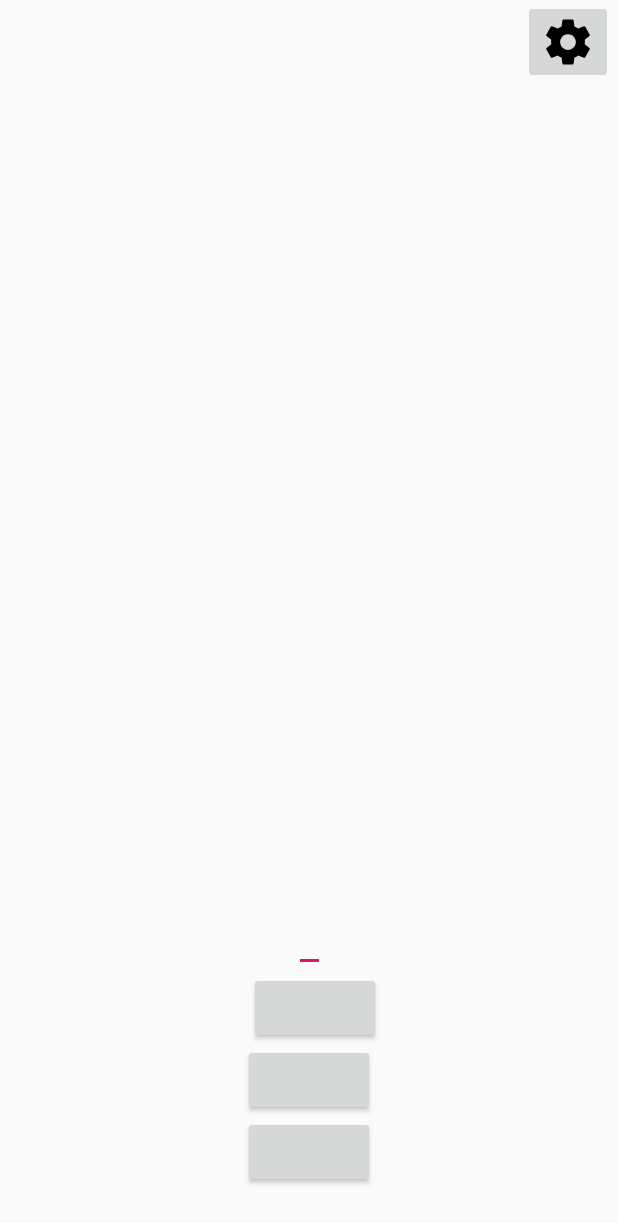
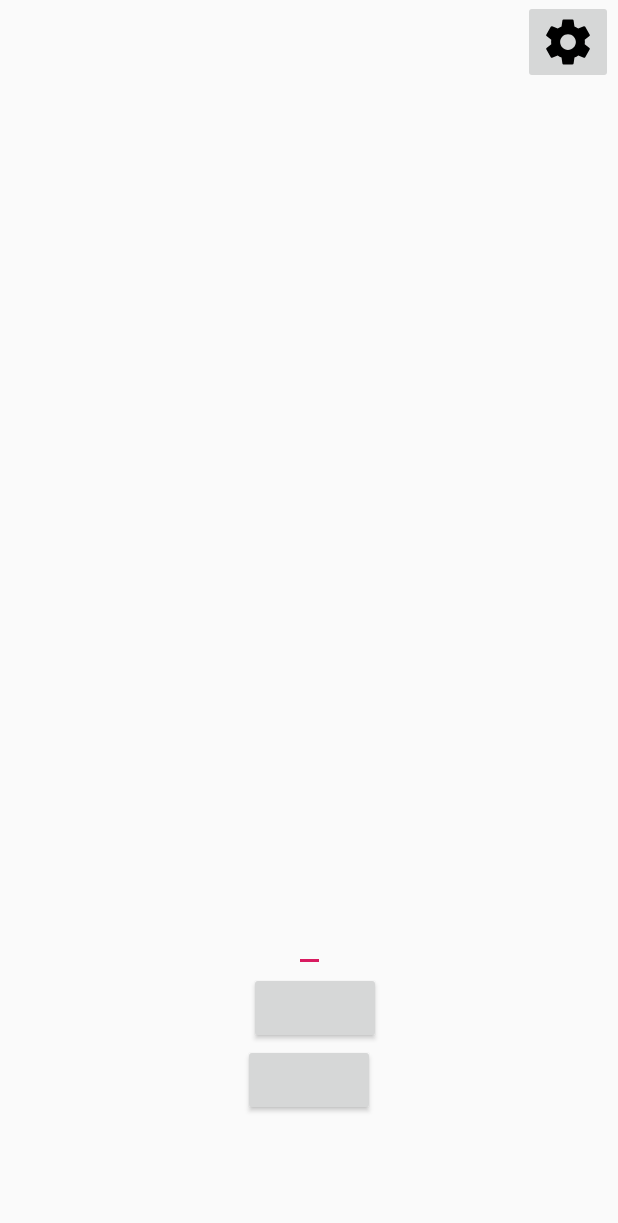
Before and after one commit to adazhu365/Stock-Price-Checker, an Android app: the layout activity_main.xml on its own in the app's theme, with its tools: preview values and no code run, on a phone screen of 412 x 824 dp. Shown: the top 1223 px of the screen. Run offline under Robolectric (Android 15) with nearby library versions, the phone set to English and light mode, and no system bars.

```diff
--- a/app/src/main/res/layout/activity_main.xml
+++ b/app/src/main/res/layout/activity_main.xml
@@ -55,19 +55,7 @@
         app:layout_constraintStart_toStartOf="parent"
         app:layout_constraintTop_toBottomOf="@id/button"
         android:onClick="saveToDatabase"/>
-    <Button
-        android:id="@+id/loadbutton"
-        android:layout_width="wrap_content"
-        android:layout_height="wrap_content"
 
-        android:layout_marginBottom="156dp"
-
-
-        app:layout_constraintEnd_toEndOf="parent"
-        app:layout_constraintHorizontal_bias="0.501"
-        app:layout_constraintStart_toStartOf="parent"
-        app:layout_constraintTop_toBottomOf="@id/addbutton"
-        android:onClick="loadFromDatabase"/>
 
     <TextView
         android:id="@+id/favorite"
```
Also changed, not shown: app/src/main/java/edu/sitengvirginia/stockpricechecker/MainActivity.java (+24 -21 lines).
